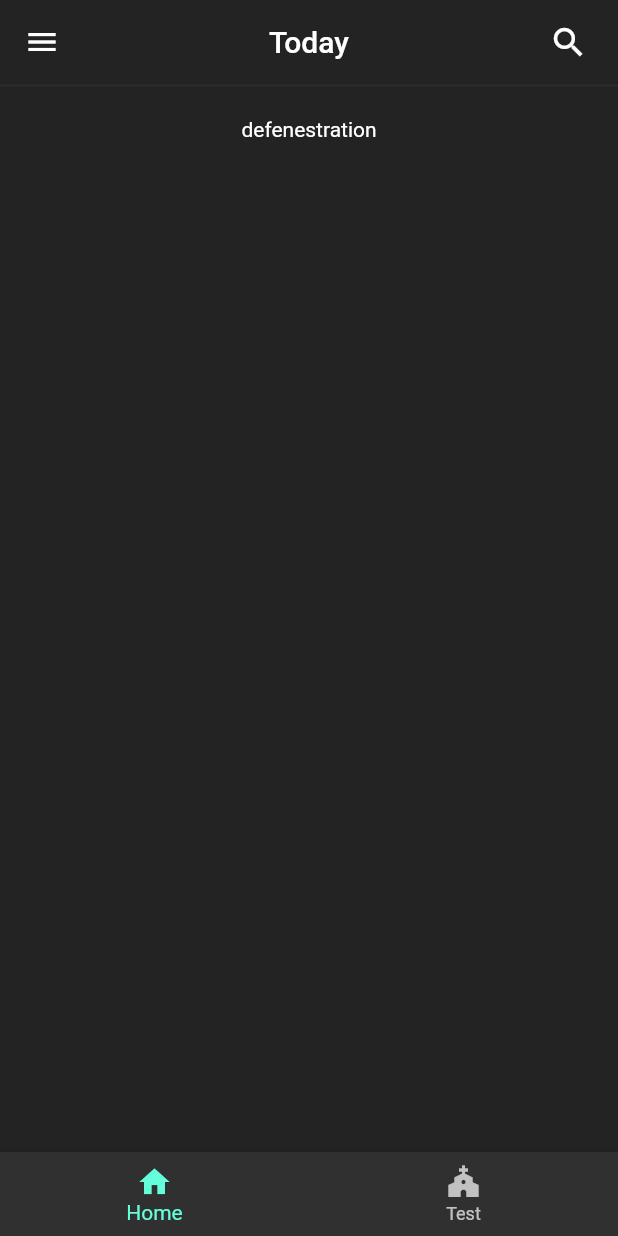
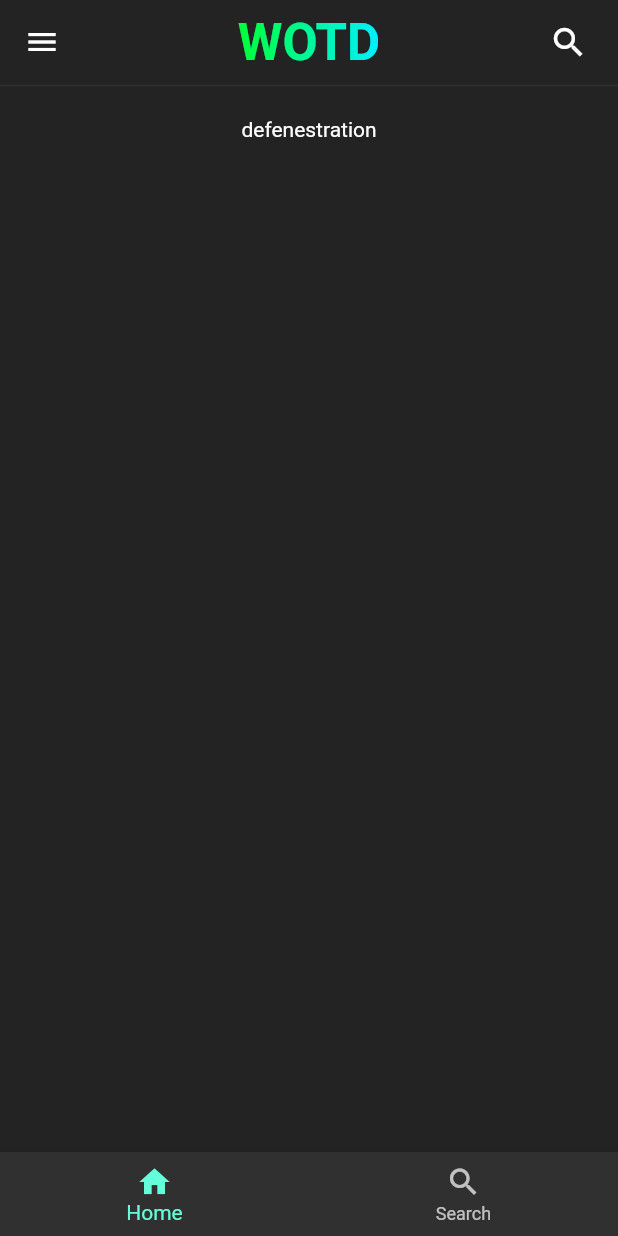
Before and after one commit to LucasVlad/Word-of-The-Day, a Flutter app: the screen it shows after launch, on a phone screen of 412 x 824 dp. Run offline on Flutter 3.47's test engine with Material 2 defaults, Android fonts, the phone set to English and light mode, and no system bars; drawn by our look-alikes of simple_gradient_text.

Commit message:
Setup Home and Search pages

```diff
--- /dev/null
+++ b/wotd/lib/api/wordoftheday_model.dart
@@ -0,0 +1,3 @@
+/*
+  model for wordnik API's word of the day get request
+*/
--- a/wotd/lib/pages/home.dart
+++ b/wotd/lib/pages/home.dart
@@ -1,6 +1,7 @@
 import 'package:flutter/material.dart';
 import 'package:wotd/user_model.dart';
 import 'package:wotd/api_service.dart';
+import 'package:simple_gradient_text/simple_gradient_text.dart';
 
 /*class Home extends StatefulWidget {
   const Home({super.key});
@@ -85,7 +86,17 @@ class _HomeState extends State<Home> {
             Icons.menu,
           ),
         ),
-        title: const Text('Today'),
+        title: GradientText(
+          'WOTD',
+          style: const TextStyle(
+            fontSize: 34.0,
+            fontWeight: FontWeight.bold,
+          ),
+          colors: const [
+            Color.fromRGBO(0, 255, 56, 1),
+            Color.fromRGBO(0, 240, 255, 1)
+          ],
+        ),
         centerTitle: true,
         actions: <Widget>[
           Padding(
--- a/wotd/lib/pages/main_page.dart
+++ b/wotd/lib/pages/main_page.dart
@@ -1,15 +1,6 @@
 import 'package:flutter/material.dart';
 import 'package:wotd/pages/home.dart';
-import 'package:wotd/pages/testpage.dart';
-
-class _Stuff {
-  static int index = 0;
-
-  static const pages = [
-    Home(),
-    TestPage(),
-  ];
-}
+import 'package:wotd/pages/search.dart';
 
 class MainPage extends StatefulWidget {
   const MainPage({super.key});
@@ -19,19 +10,26 @@ class MainPage extends StatefulWidget {
 }
 
 class MainPageState extends State<MainPage> {
+  int index = 0;
+
+  static const pages = [
+    Home(),
+    Search(),
+  ];
+
   @override
   Widget build(BuildContext context) {
     return Scaffold(
-      body: _Stuff.pages[_Stuff.index],
+      body: pages[index],
       bottomNavigationBar: BottomNavigationBar(
-          currentIndex: _Stuff.index,
-          onTap: (int index) => setState(() => index = _Stuff.index),
+          currentIndex: index,
+          onTap: (int index) => setState(() => this.index = index),
           items: const [
             BottomNavigationBarItem(
               icon: Icon(Icons.home),
               label: 'Home',
             ),
-            BottomNavigationBarItem(icon: Icon(Icons.church), label: 'Test'),
+            BottomNavigationBarItem(icon: Icon(Icons.search), label: 'Search'),
           ]),
     );
   }
--- a/wotd/lib/pages/testpage.dart
+++ b/wotd/lib/pages/search.dart
@@ -1,7 +1,7 @@
 import 'package:flutter/material.dart';
 
-class TestPage extends StatelessWidget {
-  const TestPage({super.key});
+class Search extends StatelessWidget {
+  const Search({super.key});
 
   @override
   Widget build(BuildContext context) {
--- a/wotd/pubspec.yaml
+++ b/wotd/pubspec.yaml
@@ -10,6 +10,7 @@ dependencies:
   flutter:
     sdk: flutter
   http: ^1.1.0
+  simple_gradient_text: ^1.3.0
 
 dev_dependencies:
   flutter_test:
```
Also changed, not shown: wotd/pubspec.lock.
